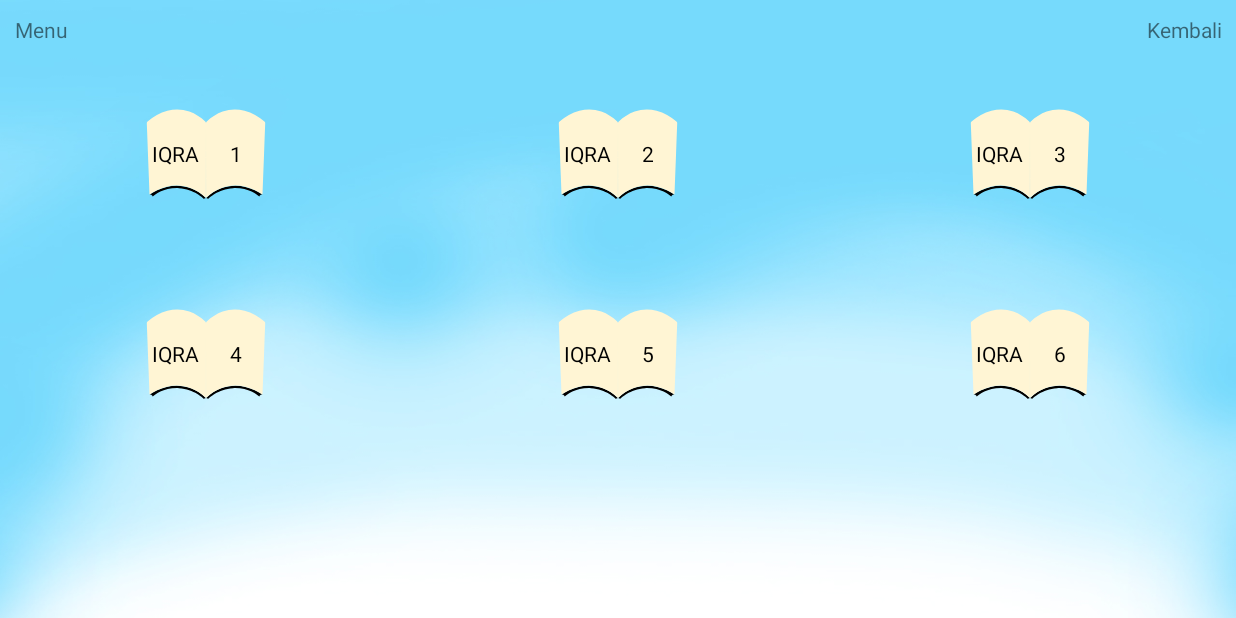
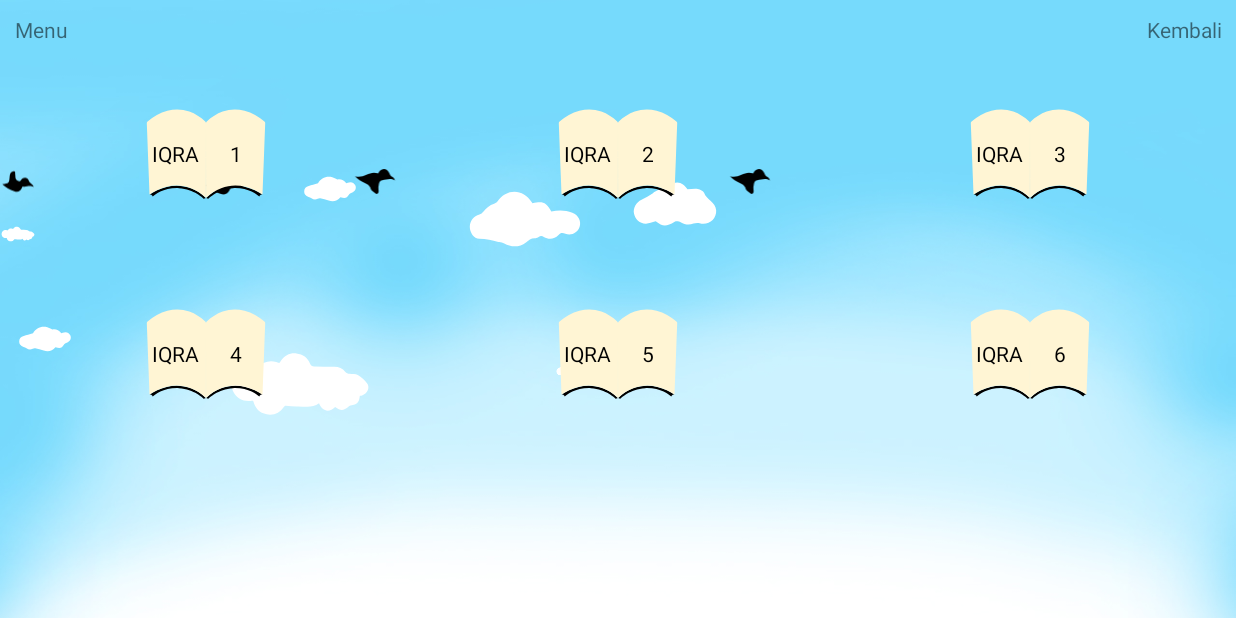
Before and after one commit to ghuniyu/dragndrop-game, an Android app: the MenuActivity screen opened directly, with no data from a screen before it, on a phone screen of 824 x 412 dp (held sideways). Run offline under Robolectric (Android 15) with nearby library versions, the phone set to English and light mode, and no system bars; our stand-ins replace ButterKnife.

Commit message:
Salah Burung

```diff
--- a/app/src/main/res/layout/activity_main_menu.xml
+++ b/app/src/main/res/layout/activity_main_menu.xml
@@ -18,58 +18,6 @@
             android:src="@drawable/masjid" />
 
     </LinearLayout>
-
-    <FrameLayout
-        android:layout_width="fill_parent"
-        android:layout_height="100dp">
-
-        <ImageView
-            android:layout_marginLeft="80dp"
-            android:layout_width="100dp"
-            android:layout_height="100dp"
-            android:src="@drawable/ic_cloud_big" />
-
-        <ImageView
-            android:layout_marginLeft="200dp"
-            android:layout_width="40dp"
-            android:layout_height="40dp"
-            android:src="@drawable/ic_cloud_very_small" />
-
-        <ImageView
-            android:layout_width="700dp"
-            android:layout_height="80dp"
-            android:src="@drawable/ic_cloud_medium" />
-
-        <ImageView
-            android:layout_width="900dp"
-            android:layout_height="60dp"
-            android:src="@drawable/ic_cloud_small" />
-
-        <ImageView
-            android:layout_width="700dp"
-            android:layout_height="30dp"
-            android:src="@drawable/ic_bird_up"
-            />
-
-        <ImageView
-            android:layout_width="1000dp"
-            android:layout_height="30dp"
-            android:src="@drawable/ic_bird_down"
-            />
-
-        <ImageView
-            android:layout_width="300dp"
-            android:layout_height="30dp"
-            android:src="@drawable/ic_bird_up"
-            />
-
-        <ImageView
-            android:layout_width="500dp"
-            android:layout_height="30dp"
-            android:src="@drawable/ic_bird_down"
-            />
-
-    </FrameLayout>
 
     <LinearLayout
         android:layout_width="fill_parent"
--- a/app/src/main/res/layout/activity_menu.xml
+++ b/app/src/main/res/layout/activity_menu.xml
@@ -4,10 +4,6 @@
     android:layout_height="match_parent"
     android:background="@drawable/background"
     tools:context="com.aulia.belajariqra.MenuActivity">
-
-    <!-- The primary full-screen view. This can be replaced with whatever view
-         is needed to present your content, e.g. VideoView, SurfaceView,
-         TextureView, etc. -->
 
     <TextView
         android:id="@+id/fullscreen_content"
@@ -21,8 +17,82 @@
         android:textStyle="bold"
         android:visibility="gone" />
 
-    <!-- This FrameLayout insets its children based on system windows using
-         android:fitsSystemWindows. -->
+    <LinearLayout
+        android:layout_width="match_parent"
+        android:layout_height="match_parent"
+        android:gravity="center">
+        <FrameLayout
+            android:layout_width="wrap_content"
+            android:layout_height="wrap_content">
+
+            <ImageView
+                android:layout_width="wrap_content"
+                android:layout_height="100dp"
+                android:layout_marginLeft="0dp"
+                android:src="@drawable/ic_cloud_big" />
+
+            <ImageView
+                android:layout_width="40dp"
+                android:layout_height="40dp"
+                android:layout_marginLeft="200dp"
+                android:src="@drawable/ic_cloud_very_small" />
+
+            <ImageView
+                android:layout_width="700dp"
+                android:layout_height="80dp"
+                android:src="@drawable/ic_cloud_medium" />
+
+            <ImageView
+                android:layout_width="900dp"
+                android:layout_height="60dp"
+                android:src="@drawable/ic_cloud_small" />
+
+            <ImageView
+                android:layout_width="wrap_content"
+                android:layout_height="30dp"
+                android:src="@drawable/ic_bird_up" />
+
+            <ImageView
+                android:layout_width="1000dp"
+                android:layout_height="30dp"
+                android:src="@drawable/ic_bird_down" />
+
+            <ImageView
+                android:layout_width="300dp"
+                android:layout_height="30dp"
+                android:src="@drawable/ic_bird_up" />
+
+            <ImageView
+                android:layout_width="500dp"
+                android:layout_height="30dp"
+                android:src="@drawable/ic_bird_down" />
+
+
+
+            <ImageView
+                android:layout_width="100dp"
+                android:layout_height="100dp"
+                android:layout_marginLeft="150dp"
+                android:layout_marginTop="100dp"
+                android:src="@drawable/ic_cloud_big" />
+
+            <ImageView
+                android:layout_width="40dp"
+                android:layout_height="40dp"
+                android:layout_marginLeft="10dp"
+                android:layout_marginTop="100dp"
+                android:src="@drawable/ic_cloud_very_small" />
+
+            <ImageView
+                android:layout_width="wrap_content"
+                android:layout_height="80dp"
+                android:layout_marginLeft="370dp"
+                android:layout_marginTop="100dp"
+                android:src="@drawable/ic_cloud_medium" />
+
+        </FrameLayout>
+    </LinearLayout>
+
     <FrameLayout
         android:layout_width="match_parent"
         android:layout_height="match_parent"
```
